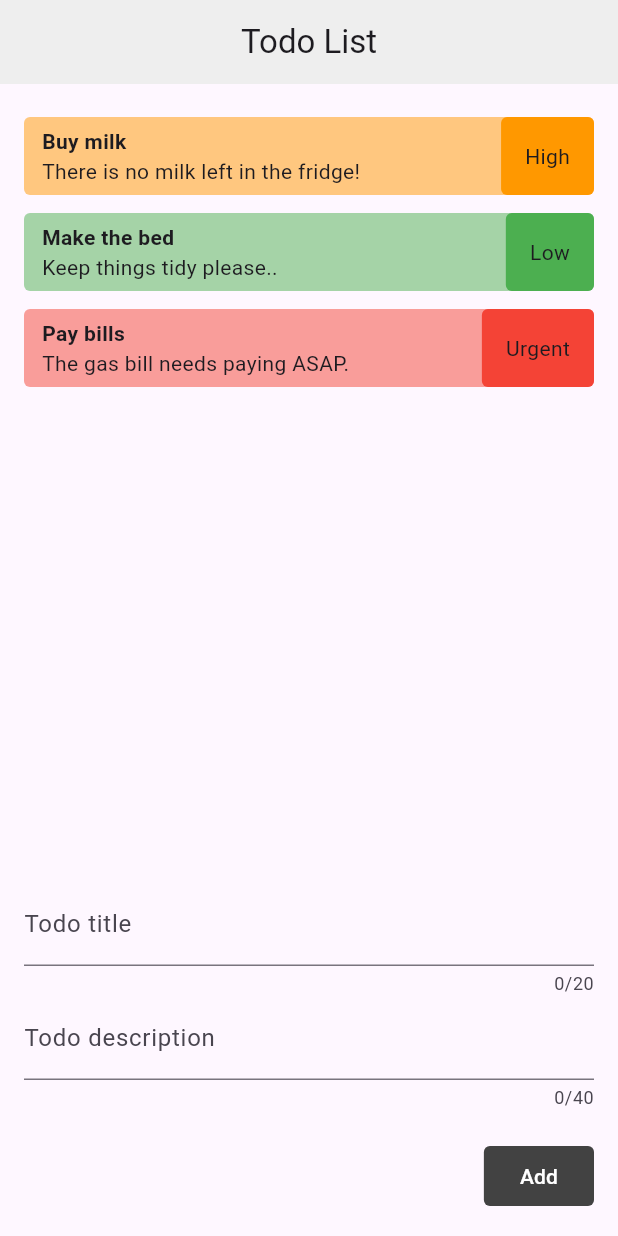
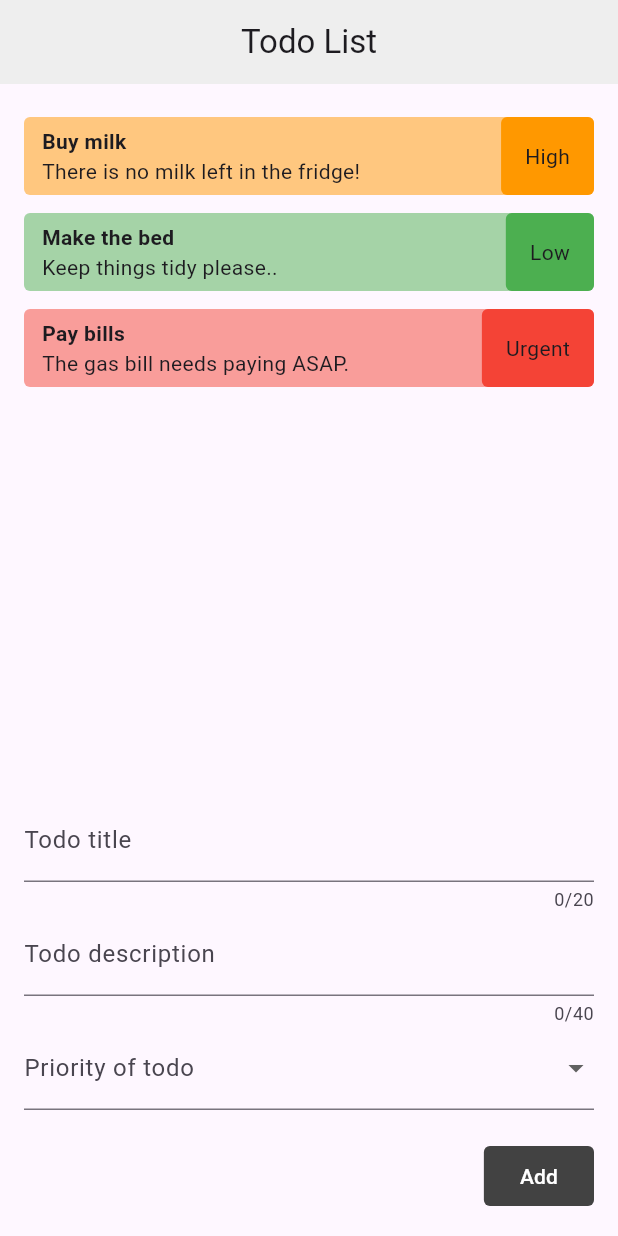
Before and after one commit to iamshaunjp/flutter-forms-tutorial, a Flutter app: the screen it shows after launch, on a phone screen of 412 x 824 dp. Run offline on Flutter 3.47's test engine with Material 3 defaults, Android fonts, the phone set to English and light mode, and no system bars.

Commit message:
lesson-6

```diff
--- a/lib/home.dart
+++ b/lib/home.dart
@@ -81,7 +81,20 @@ class _HomeState extends State<Home> {
                   ),
 
                   // priority
-
+                  DropdownButtonFormField(
+                    decoration: const InputDecoration(
+                      label: Text('Priority of todo')
+                    ),
+                    items: Priority.values.map((p) {
+                      return DropdownMenuItem(
+                        value: p,
+                        child: Text(p.title)
+                      );
+                    }).toList(),
+                    onChanged: (value) {
+                      print(value);
+                    },
+                  ),
 
                   // submit button
                   const SizedBox(height: 20),
```
